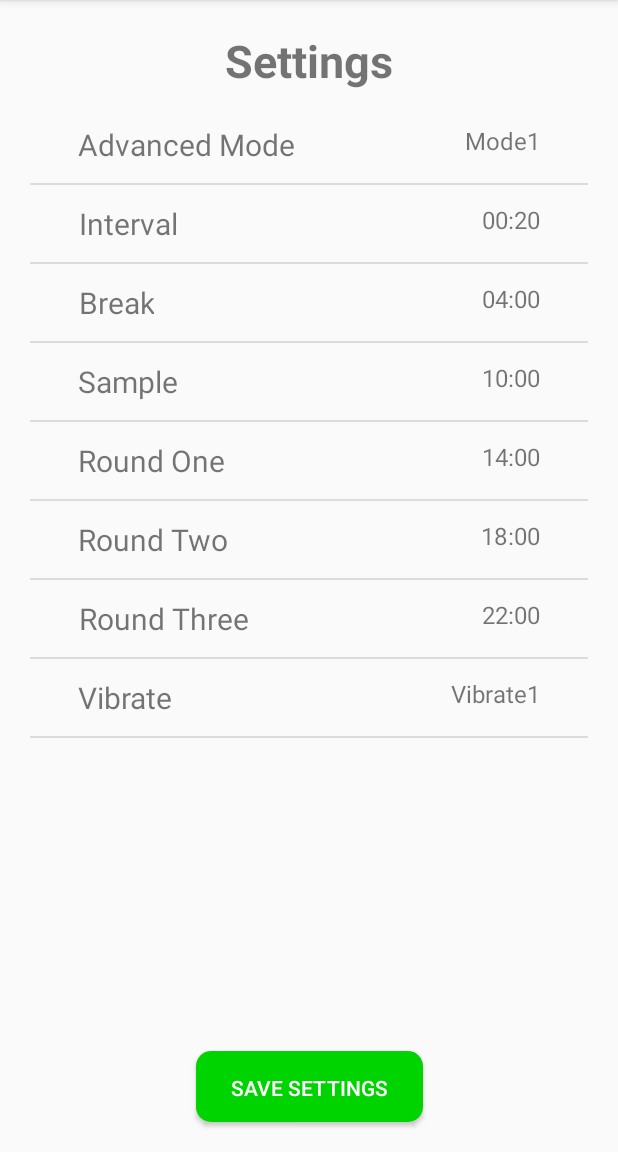
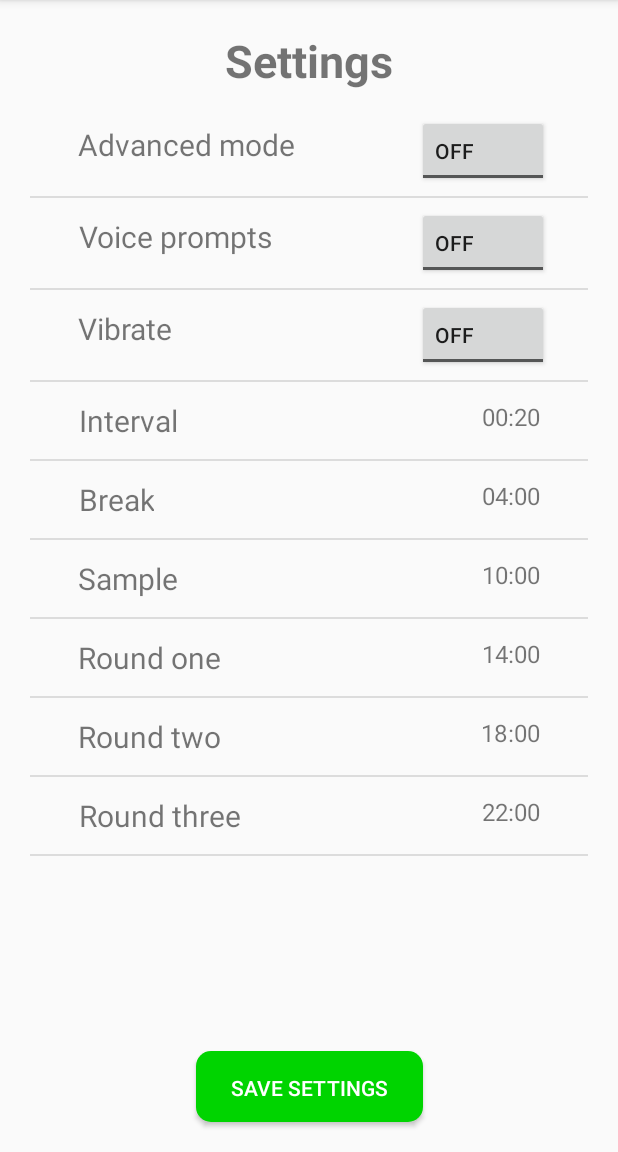
Before and after one commit to anjrew/CupOmaTic_Android, an Android app: the Settings screen opened directly, with no data from a screen before it, on a phone screen of 412 x 824 dp, the part 84-1236 px from its top. Run offline under Robolectric (Android 15) with nearby library versions, the phone set to English and light mode, and no system bars.

Commit message:
10.7.2018 - 18:04
Really got the setting menu going

```diff
--- a/app/src/main/java/com/rinson/cupomaticv2/CustomListAdapter.java
+++ b/app/src/main/java/com/rinson/cupomaticv2/CustomListAdapter.java
@@ -6,31 +6,46 @@ import android.view.View;
 import android.view.ViewGroup;
 import android.widget.ArrayAdapter;
 import android.widget.TextView;
+import android.widget.ToggleButton;
 
 public class CustomListAdapter extends ArrayAdapter<String> {
 
     private final Activity activity;
     private final String[] element;
     private final String[] key;
+    private final ToggleButton[] toggleButtons;
 
-    public CustomListAdapter(Activity activity, String[] itemName, String[] element) {
+
+    public CustomListAdapter(Activity activity, String[] itemName, String[] element, ToggleButton[] toggleButtons) {
         super(activity, R.layout.list_view_row, itemName);
         // TODO Auto-generated constructor stub
 
         this.activity=activity;
         this.key=itemName;
         this.element=element;
+        this.toggleButtons = toggleButtons;
     }
 
     public View getView(int position,View view,ViewGroup parent) {
         LayoutInflater inflater=activity.getLayoutInflater();
         View rowView=inflater.inflate(R.layout.list_view_row, null,true);
 
-        TextView txtTitle = (TextView) rowView.findViewById(R.id.Value);
-        TextView extratxt = (TextView) rowView.findViewById(R.id.Option);
+        TextView txtTitle = rowView.findViewById(R.id.Value);
+        TextView extratxt = rowView.findViewById(R.id.Option);
+        ToggleButton  toggle = rowView.findViewById(R.id.toggleButton);
+
+        if(position > 2) {
+            toggle.setVisibility(View.GONE);
+        }
+
+        if(position < 3){
+            txtTitle.setVisibility(View.GONE);
+        }
+
 
         txtTitle.setText(key[position]);
         extratxt.setText(element[position]);
+//        toggle.setChecked(toggleButtons[position].isChecked());
         return rowView;
     }
 }
--- a/app/src/main/java/com/rinson/cupomaticv2/Settings.java
+++ b/app/src/main/java/com/rinson/cupomaticv2/Settings.java
@@ -9,6 +9,7 @@ import android.util.Log;
 import android.view.View;
 import android.widget.AdapterView;
 import android.widget.ListView;
+import android.widget.ToggleButton;
 
 public class Settings extends AppCompatActivity {
 
@@ -21,6 +22,10 @@ public class Settings extends AppCompatActivity {
     int roundThreeTimeSeconds;
     boolean advancedMode;
     boolean vibrate;
+    boolean voicePrompts;
+    ToggleButton advancedModeToggle;
+    ToggleButton vibrateToggle;
+    ToggleButton voicePromptsToggle;
 
     SharedPreferences sharedPreferences;
 
@@ -70,6 +75,10 @@ public class Settings extends AppCompatActivity {
         } else {
             sharedPreferences.edit().putInt("roundThreeTime", 1320).apply();
         }
+        if (sharedPreferences.contains("voicePrompts")){
+            voicePrompts = sharedPreferences.getBoolean("voicePrompts", true);
+        } else {
+            sharedPreferences.edit().putBoolean("voicePrompts", true).apply();        }
     }
 
 
@@ -79,6 +88,7 @@ public class Settings extends AppCompatActivity {
         super.onCreate(savedInstanceState);
         setContentView(R.layout.activity_settings);
         setUpMemory();
+        createToggleButtons();
         createListView();
     }
 
@@ -100,18 +110,19 @@ public class Settings extends AppCompatActivity {
     public void createListView() {
 
         ListView settingsListView = (findViewById(R.id.settingListView));
-        final String[] settingsNames = {"Advanced Mode", "Interval", "Break", "Sample", "Round One", "Round Two", "Round Three", "Vibrate"};
+        final ToggleButton[] toggleButtons = {advancedModeToggle, voicePromptsToggle,vibrateToggle};
+        final String[] settingsNames = {"Advanced mode", "Voice prompts", "Vibrate", "Interval", "Break", "Sample", "Round one", "Round two", "Round three"};
         final String[] settingsValues =
-                {"Mode1",
+                {"Mode1","Vibrate1", "Voice prompts",
                         TimeConverters.convertIntSecStringsmmss(intervalTotalTimeInSeconds),
                         TimeConverters.convertIntSecStringsmmss(breaktime),
                         TimeConverters.convertIntSecStringsmmss(sampleTimeSeconds),
                         TimeConverters.convertIntSecStringsmmss(roundoneTimeSeconds),
                         TimeConverters.convertIntSecStringsmmss(roundTwoTimeSeconds),
                         TimeConverters.convertIntSecStringsmmss(roundThreeTimeSeconds),
-                        "Vibrate1"};
+                        };
 
-        CustomListAdapter customListAdapter = new CustomListAdapter(this, settingsValues, settingsNames);
+        CustomListAdapter customListAdapter = new CustomListAdapter(this, settingsValues, settingsNames,toggleButtons);
 
         settingsListView.setAdapter(customListAdapter);
         settingsListView.setOnItemClickListener(new AdapterView.OnItemClickListener() {
@@ -181,4 +192,13 @@ public class Settings extends AppCompatActivity {
                 break;
         }
     }
+
+    public void createToggleButtons(){
+        advancedModeToggle = new ToggleButton(getApplicationContext());
+        advancedModeToggle.setChecked(advancedMode);
+        vibrateToggle = new ToggleButton(getApplicationContext());
+        vibrateToggle.setChecked(vibrate);
+        voicePromptsToggle = new ToggleButton(getApplicationContext());
+        voicePromptsToggle.setChecked(voicePrompts);
+    }
 }
--- a/app/src/main/res/layout/list_view_row.xml
+++ b/app/src/main/res/layout/list_view_row.xml
@@ -30,5 +30,15 @@
         android:layout_marginEnd="20dp"
         />
 
+    <ToggleButton
+        android:id="@+id/toggleButton"
+        android:layout_width="wrap_content"
+        android:layout_height="wrap_content"
+        android:layout_alignParentBottom="true"
+        android:layout_alignParentEnd="true"
+        android:gravity="center_vertical"
+        android:layout_marginRight="20dp"
+        android:text="ToggleButton" />
+
 
 </RelativeLayout>
```
